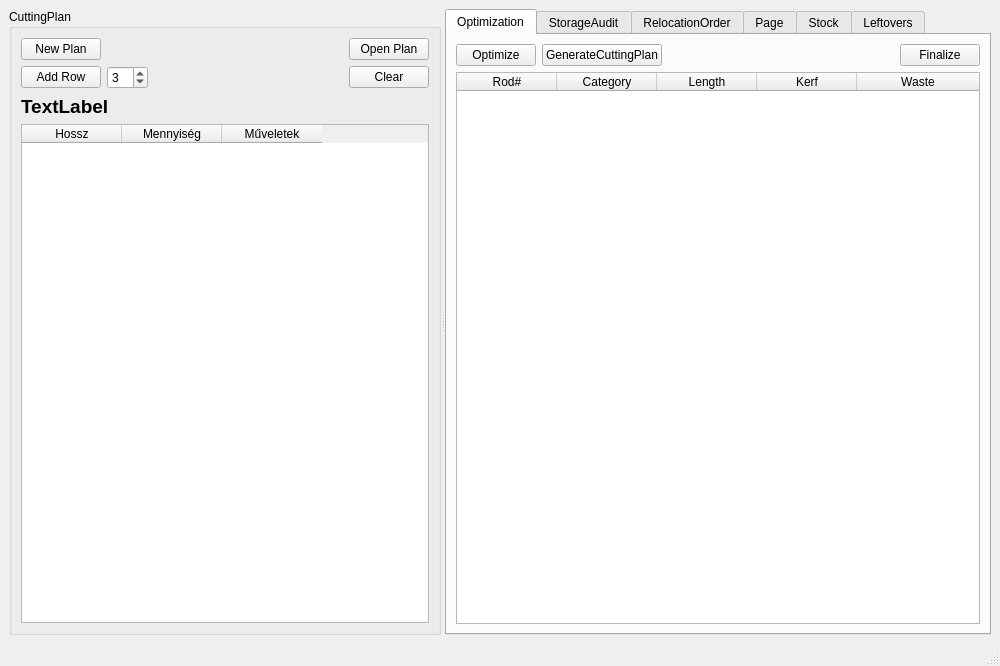
The window that view/MainWindow.ui (horvathzoltan/cutplannerpro) describes before a commit, drawn with Qt 5.
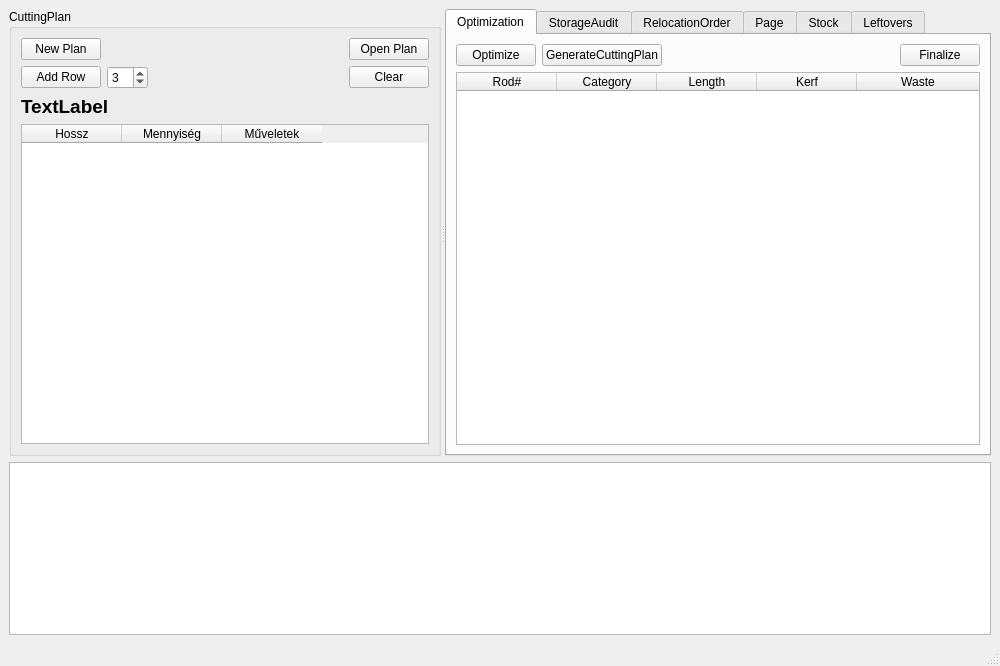
The same window after the commit.

Diff of the .ui file:
```diff
--- a/view/MainWindow.ui
+++ b/view/MainWindow.ui
@@ -680,6 +680,9 @@
       </widget>
      </widget>
     </item>
+    <item>
+     <widget class="QListWidget" name="eventLog"/>
+    </item>
    </layout>
   </widget>
   <widget class="QMenuBar" name="menubar">
```
